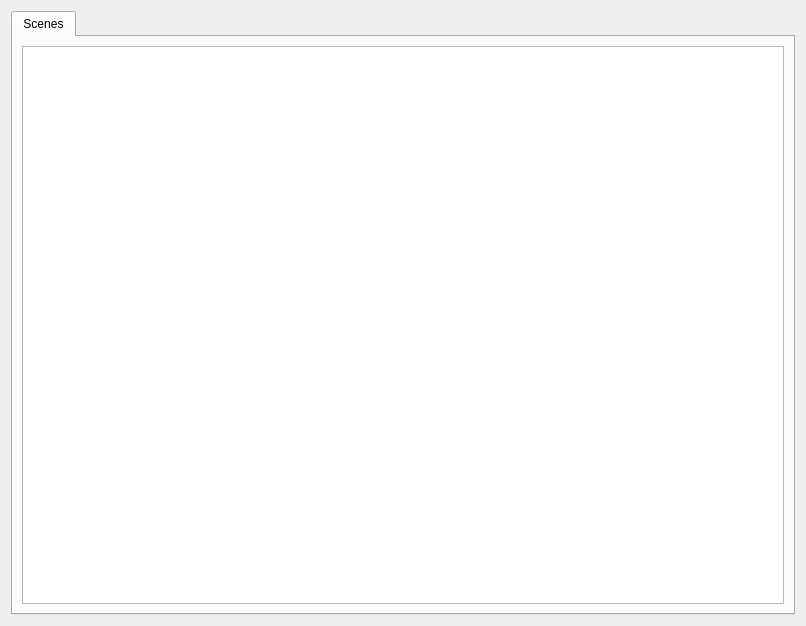
Old version of the form ui/timeline_view.ui in the repository zkovari/plotlyst.
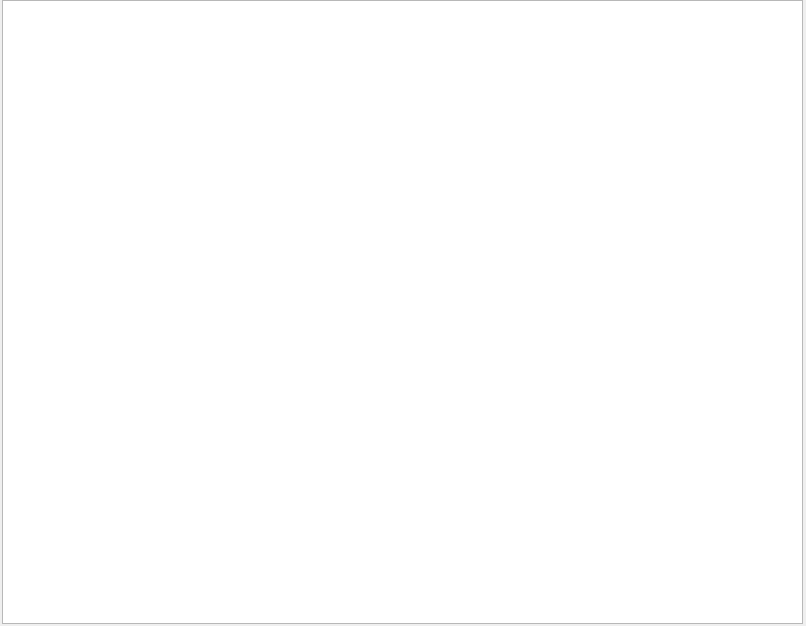
New version of the form.

Commit message: Reduce layout spacing here and there

```diff
--- a/ui/timeline_view.ui
+++ b/ui/timeline_view.ui
@@ -14,22 +14,23 @@
    <string>Form</string>
   </property>
   <layout class="QVBoxLayout" name="verticalLayout">
+   <property name="spacing">
+    <number>2</number>
+   </property>
+   <property name="leftMargin">
+    <number>2</number>
+   </property>
+   <property name="topMargin">
+    <number>0</number>
+   </property>
+   <property name="rightMargin">
+    <number>3</number>
+   </property>
+   <property name="bottomMargin">
+    <number>2</number>
+   </property>
    <item>
-    <widget class="QTabWidget" name="tabWidget">
-     <property name="currentIndex">
-      <number>0</number>
-     </property>
-     <widget class="QWidget" name="tabScenes">
-      <attribute name="title">
-       <string>Scenes</string>
-      </attribute>
-      <layout class="QVBoxLayout" name="verticalLayout_2">
-       <item>
-        <widget class="QGraphicsView" name="graphicsTimeline"/>
-       </item>
-      </layout>
-     </widget>
-    </widget>
+    <widget class="QGraphicsView" name="graphicsTimeline"/>
    </item>
   </layout>
  </widget>
```
The commit also changes 4 other files.
